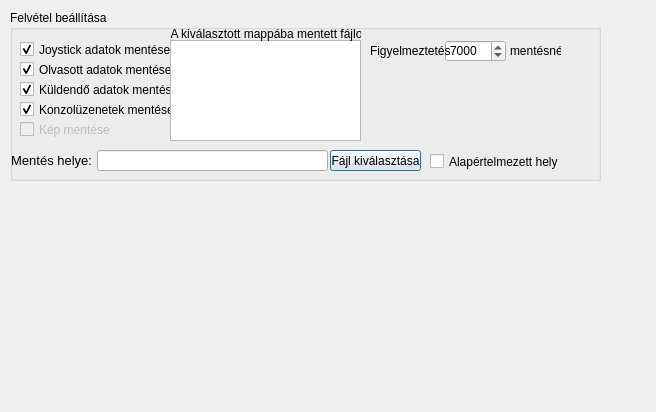
Qt form src-cpp/vezerlo-gui/felvetel.ui (KerteszDomokos/tengeralattjaro-cpp) before a commit.
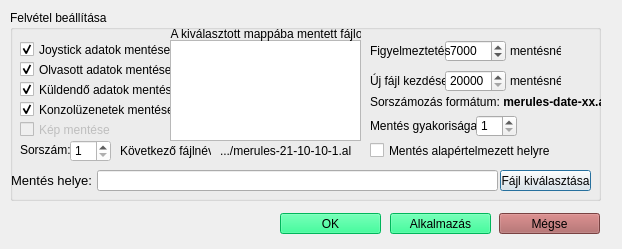
The same form after that commit.

Commit message: Felvétel ablak funkciók Mappa kiválasztható Az elérhető sablonos mentések ellenőrzése A beállítások getter fügvényei OK alkalmaz, és mégse gombok hozzáadása CONNECT a bezárás OK-gombjával GUI-ban a megynitás és bezáródás fejlesztése (OK gombos bezárás esetén átveszi a beállításokat)

```diff
--- a/src-cpp/vezerlo-gui/felvetel.ui
+++ b/src-cpp/vezerlo-gui/felvetel.ui
@@ -6,8 +6,8 @@
    <rect>
     <x>0</x>
     <y>0</y>
-    <width>656</width>
-    <height>412</height>
+    <width>622</width>
+    <height>249</height>
    </rect>
   </property>
   <property name="windowTitle">
@@ -19,7 +19,7 @@
      <x>10</x>
      <y>10</y>
      <width>591</width>
-     <height>171</height>
+     <height>191</height>
     </rect>
    </property>
    <property name="title">
@@ -28,8 +28,8 @@
    <widget class="QPushButton" name="chooseFileBtn">
     <property name="geometry">
      <rect>
-      <x>320</x>
-      <y>140</y>
+      <x>490</x>
+      <y>160</y>
       <width>91</width>
       <height>21</height>
      </rect>
@@ -42,7 +42,7 @@
     <property name="geometry">
      <rect>
       <x>1</x>
-      <y>140</y>
+      <y>160</y>
       <width>81</width>
       <height>21</height>
      </rect>
@@ -55,8 +55,8 @@
     <property name="geometry">
      <rect>
       <x>87</x>
-      <y>140</y>
-      <width>231</width>
+      <y>160</y>
+      <width>401</width>
       <height>21</height>
      </rect>
     </property>
@@ -150,14 +150,14 @@
    <widget class="QCheckBox" name="checkBox_6">
     <property name="geometry">
      <rect>
-      <x>420</x>
-      <y>141</y>
-      <width>131</width>
+      <x>360</x>
+      <y>130</y>
+      <width>221</width>
       <height>21</height>
      </rect>
     </property>
     <property name="text">
-     <string>Alapértelmezett hely</string>
+     <string>Mentés alapértelmezett helyre</string>
     </property>
    </widget>
    <widget class="QTextBrowser" name="textBrowser">
@@ -234,6 +234,231 @@
      <string>mentésnél</string>
     </property>
    </widget>
+   <widget class="QLabel" name="label_5">
+    <property name="geometry">
+     <rect>
+      <x>360</x>
+      <y>60</y>
+      <width>81</width>
+      <height>21</height>
+     </rect>
+    </property>
+    <property name="text">
+     <string>Új fájl kezdése</string>
+    </property>
+   </widget>
+   <widget class="QSpinBox" name="ujfile">
+    <property name="geometry">
+     <rect>
+      <x>435</x>
+      <y>60</y>
+      <width>61</width>
+      <height>22</height>
+     </rect>
+    </property>
+    <property name="minimum">
+     <number>20000</number>
+    </property>
+    <property name="maximum">
+     <number>30000</number>
+    </property>
+    <property name="singleStep">
+     <number>100</number>
+    </property>
+    <property name="value">
+     <number>20000</number>
+    </property>
+    <property name="displayIntegerBase">
+     <number>10</number>
+    </property>
+   </widget>
+   <widget class="QLabel" name="label_6">
+    <property name="geometry">
+     <rect>
+      <x>500</x>
+      <y>60</y>
+      <width>51</width>
+      <height>21</height>
+     </rect>
+    </property>
+    <property name="text">
+     <string>mentésnél</string>
+    </property>
+   </widget>
+   <widget class="QLabel" name="label_7">
+    <property name="geometry">
+     <rect>
+      <x>360</x>
+      <y>84</y>
+      <width>231</width>
+      <height>16</height>
+     </rect>
+    </property>
+    <property name="text">
+     <string>&lt;html&gt;&lt;head/&gt;&lt;body&gt;&lt;p&gt;Sorszámozás formátum: &lt;span style=&quot; font-weight:600;&quot;&gt;merules-date-xx.al&lt;/span&gt;&lt;/p&gt;&lt;/body&gt;&lt;/html&gt;</string>
+    </property>
+   </widget>
+   <widget class="QLabel" name="label_8">
+    <property name="geometry">
+     <rect>
+      <x>360</x>
+      <y>105</y>
+      <width>111</width>
+      <height>21</height>
+     </rect>
+    </property>
+    <property name="text">
+     <string>Mentés gyakorisága:</string>
+    </property>
+   </widget>
+   <widget class="QSpinBox" name="gyakorisag">
+    <property name="geometry">
+     <rect>
+      <x>466</x>
+      <y>105</y>
+      <width>41</width>
+      <height>22</height>
+     </rect>
+    </property>
+    <property name="minimum">
+     <number>1</number>
+    </property>
+    <property name="maximum">
+     <number>10</number>
+    </property>
+    <property name="singleStep">
+     <number>100</number>
+    </property>
+    <property name="value">
+     <number>1</number>
+    </property>
+    <property name="displayIntegerBase">
+     <number>10</number>
+    </property>
+   </widget>
+   <widget class="QLabel" name="label_9">
+    <property name="geometry">
+     <rect>
+      <x>110</x>
+      <y>133</y>
+      <width>91</width>
+      <height>16</height>
+     </rect>
+    </property>
+    <property name="text">
+     <string>Következő fájlnév: </string>
+    </property>
+   </widget>
+   <widget class="QLabel" name="kovfile">
+    <property name="geometry">
+     <rect>
+      <x>210</x>
+      <y>133</y>
+      <width>141</width>
+      <height>16</height>
+     </rect>
+    </property>
+    <property name="text">
+     <string>.../merules-21-10-10-1.al</string>
+    </property>
+   </widget>
+   <widget class="QSpinBox" name="sorszam">
+    <property name="geometry">
+     <rect>
+      <x>60</x>
+      <y>130</y>
+      <width>41</width>
+      <height>22</height>
+     </rect>
+    </property>
+    <property name="styleSheet">
+     <string notr="true">QSpinBox{background-color:white;}</string>
+    </property>
+    <property name="minimum">
+     <number>1</number>
+    </property>
+    <property name="maximum">
+     <number>99</number>
+    </property>
+    <property name="singleStep">
+     <number>1</number>
+    </property>
+    <property name="value">
+     <number>1</number>
+    </property>
+    <property name="displayIntegerBase">
+     <number>10</number>
+    </property>
+   </widget>
+   <widget class="QLabel" name="label_10">
+    <property name="geometry">
+     <rect>
+      <x>10</x>
+      <y>130</y>
+      <width>51</width>
+      <height>20</height>
+     </rect>
+    </property>
+    <property name="text">
+     <string>Sorszám:</string>
+    </property>
+   </widget>
+  </widget>
+  <widget class="QPushButton" name="pushButton">
+   <property name="geometry">
+    <rect>
+     <x>499</x>
+     <y>213</y>
+     <width>101</width>
+     <height>21</height>
+    </rect>
+   </property>
+   <property name="styleSheet">
+    <string notr="true">QPushButton{
+background-color: rgb(170, 93, 93);
+}</string>
+   </property>
+   <property name="text">
+    <string>Mégse</string>
+   </property>
+  </widget>
+  <widget class="QPushButton" name="pushButton_2">
+   <property name="geometry">
+    <rect>
+     <x>280</x>
+     <y>213</y>
+     <width>101</width>
+     <height>21</height>
+    </rect>
+   </property>
+   <property name="styleSheet">
+    <string notr="true">QPushButton{
+background-color: rgb(0, 255, 127);
+color:black;
+}</string>
+   </property>
+   <property name="text">
+    <string>OK</string>
+   </property>
+  </widget>
+  <widget class="QPushButton" name="pushButton_3">
+   <property name="geometry">
+    <rect>
+     <x>390</x>
+     <y>213</y>
+     <width>101</width>
+     <height>21</height>
+    </rect>
+   </property>
+   <property name="styleSheet">
+    <string notr="true">QPushButton{
+background-color: rgb(0, 255, 127);
+color:black;
+}</string>
+   </property>
+   <property name="text">
+    <string>Alkalmazás</string>
+   </property>
   </widget>
  </widget>
  <resources/>
```
Left out of the diff: 69 changed lines with no effect on the pictures. The commit also changes 5 other files.
